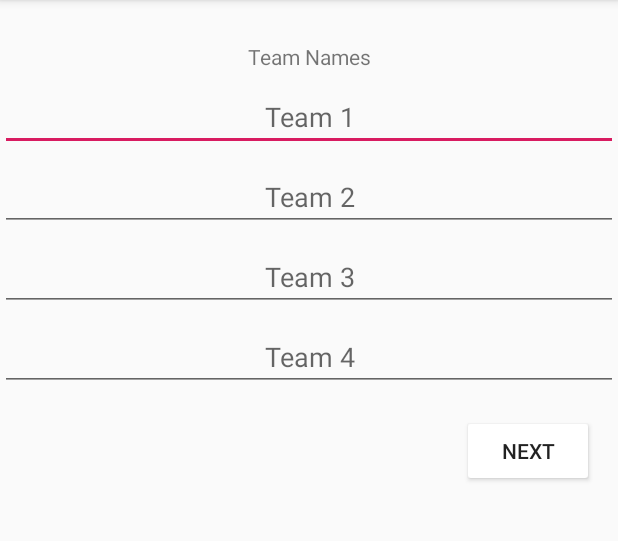
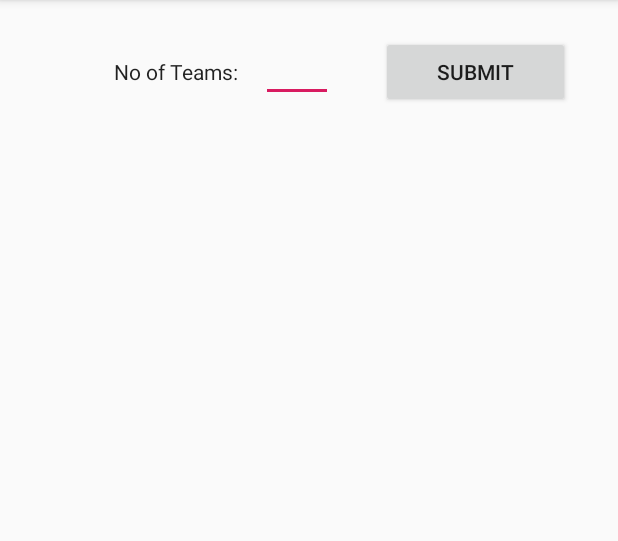
Before and after one commit to Gfadebayo/Champions__League., an Android app: the screen it shows after launch (TeamSelectionActivity), on a phone screen of 412 x 824 dp, the part 84-625 px from its top. Run offline under Robolectric (Android 15) with nearby library versions, the phone set to English and light mode, and no system bars.

Commit message:
adapted the app to be able to work with any amount of teams not just 4

```diff
--- a/app/src/main/res/layout/content_select_team.xml
+++ b/app/src/main/res/layout/content_select_team.xml
@@ -2,89 +2,22 @@
 <androidx.constraintlayout.widget.ConstraintLayout xmlns:android="http://schemas.android.com/apk/res/android"
     xmlns:app="http://schemas.android.com/apk/res-auto"
     xmlns:tools="http://schemas.android.com/tools"
+    android:id="@+id/layout_select_team"
     android:layout_width="match_parent"
     android:layout_height="match_parent"
-    android:layout_gravity="center"
     android:fitsSystemWindows="true"
     app:layout_behavior="@string/appbar_scrolling_view_behavior"
     tools:showIn="@layout/activity_select_team">
 
-    <TextView
-        android:id="@+id/team_title"
+    <FrameLayout
+        android:id="@+id/next_button_frame"
         android:layout_width="0dp"
         android:layout_height="wrap_content"
-        android:text="Team Names"
-        android:textAlignment="center"
+        android:layout_marginEnd="16dp"
+        android:visibility="gone"
         app:layout_constraintEnd_toEndOf="parent"
         app:layout_constraintStart_toStartOf="parent"
-        app:layout_constraintTop_toTopOf="parent"
-        tools:ignore="HardcodedText" />
-
-    <EditText
-        android:id="@+id/firstTeam"
-        android:layout_width="0dp"
-        android:layout_height="wrap_content"
-        android:layout_marginTop="8dp"
-        android:ems="5"
-        android:gravity="center"
-        android:hint="Team 1"
-        android:inputType="textShortMessage"
-        android:textSize="18sp"
-        app:layout_constraintEnd_toEndOf="@+id/team_title"
-        app:layout_constraintStart_toStartOf="@+id/team_title"
-        app:layout_constraintTop_toBottomOf="@+id/team_title"
-        tools:ignore="Autofill,HardcodedText" />
-
-    <EditText
-        android:id="@+id/secondTeam"
-        android:layout_width="0dp"
-        android:layout_height="wrap_content"
-        android:layout_marginTop="8dp"
-        android:ems="10"
-        android:gravity="center"
-        android:hint="Team 2"
-        android:inputType="textShortMessage"
-        app:layout_constraintEnd_toEndOf="@+id/firstTeam"
-        app:layout_constraintStart_toStartOf="@+id/firstTeam"
-        app:layout_constraintTop_toBottomOf="@+id/firstTeam"
-        tools:ignore="Autofill,HardcodedText" />
-
-    <EditText
-        android:id="@+id/thirdTeam"
-        android:layout_width="0dp"
-        android:layout_height="wrap_content"
-        android:layout_marginTop="8dp"
-        android:ems="10"
-        android:gravity="center"
-        android:hint="Team 3"
-        android:inputType="textShortMessage"
-        app:layout_constraintEnd_toEndOf="@+id/secondTeam"
-        app:layout_constraintStart_toStartOf="@+id/secondTeam"
-        app:layout_constraintTop_toBottomOf="@+id/secondTeam"
-        tools:ignore="Autofill,HardcodedText" />
-
-    <EditText
-        android:id="@+id/fourthTeam"
-        android:layout_width="0dp"
-        android:layout_height="wrap_content"
-        android:layout_marginTop="8dp"
-        android:ems="10"
-        android:gravity="center"
-        android:hint="Team 4"
-        android:inputType="textShortMessage"
-        app:layout_constraintEnd_toEndOf="@+id/thirdTeam"
-        app:layout_constraintStart_toStartOf="@+id/thirdTeam"
-        app:layout_constraintTop_toBottomOf="@+id/thirdTeam"
-        tools:ignore="Autofill,HardcodedText" />
-
-    <FrameLayout
-        android:layout_width="0dp"
-        android:layout_height="wrap_content"
-        android:layout_marginTop="16dp"
-        android:layout_marginEnd="16dp"
-        app:layout_constraintEnd_toEndOf="parent"
-        app:layout_constraintStart_toStartOf="parent"
-        app:layout_constraintTop_toBottomOf="@+id/fourthTeam">
+        tools:layout_editor_absoluteY="409dp">
 
         <Button
             android:id="@+id/next"
@@ -97,4 +30,63 @@
             tools:ignore="HardcodedText" />
     </FrameLayout>
 
+    <FrameLayout
+        android:id="@+id/scores_frame"
+        android:layout_width="match_parent"
+        android:layout_height="wrap_content"
+        android:layout_marginTop="16dp"
+        app:layout_constraintEnd_toEndOf="@id/layout_select_team"
+        app:layout_constraintStart_toStartOf="@id/layout_select_team"
+        app:layout_constraintTop_toTopOf="parent">
+
+        <androidx.constraintlayout.widget.ConstraintLayout
+            android:id="@+id/teams_constraint"
+            android:layout_width="match_parent"
+            android:layout_height="wrap_content"
+            android:layout_gravity="center">
+
+            <TextView
+                android:id="@+id/text_number_text"
+                android:layout_width="0dp"
+                android:layout_height="0dp"
+                android:layout_marginStart="32dp"
+                android:gravity="end|center"
+                android:text="No of Teams:"
+                android:textAlignment="viewEnd"
+                android:textAppearance="@style/TextAppearance.AppCompat.Large"
+                android:textSize="14sp"
+                app:layout_constraintBottom_toBottomOf="parent"
+                app:layout_constraintEnd_toStartOf="@id/team_number_edit"
+                app:layout_constraintStart_toStartOf="@id/teams_constraint"
+                app:layout_constraintTop_toTopOf="parent" />
+
+            <EditText
+                android:id="@+id/team_number_edit"
+                android:layout_width="wrap_content"
+                android:layout_height="wrap_content"
+                android:layout_marginStart="16dp"
+                android:layout_marginEnd="32dp"
+                android:ems="3"
+                android:inputType="number"
+                android:textSize="14sp"
+                app:layout_constraintBottom_toBottomOf="parent"
+                app:layout_constraintEnd_toStartOf="@id/submit_area"
+                app:layout_constraintStart_toEndOf="@+id/text_number_text"
+                app:layout_constraintTop_toTopOf="parent" />
+
+            <Button
+                android:id="@+id/submit_area"
+                android:layout_width="0dp"
+                android:layout_height="wrap_content"
+                android:layout_marginTop="8dp"
+                android:layout_marginEnd="32dp"
+                android:layout_marginBottom="8dp"
+                android:text="Submit"
+                app:layout_constraintBottom_toBottomOf="parent"
+                app:layout_constraintEnd_toEndOf="parent"
+                app:layout_constraintStart_toEndOf="@id/team_number_edit"
+                app:layout_constraintTop_toTopOf="parent" />
+        </androidx.constraintlayout.widget.ConstraintLayout>
+    </FrameLayout>
+
 </androidx.constraintlayout.widget.ConstraintLayout>
```
Also changed, not shown: app/src/main/java/com/example/championsleague/League.java (+10 -6 lines), app/src/main/java/com/example/championsleague/TeamSelectionActivity.java (+100 -11 lines).
